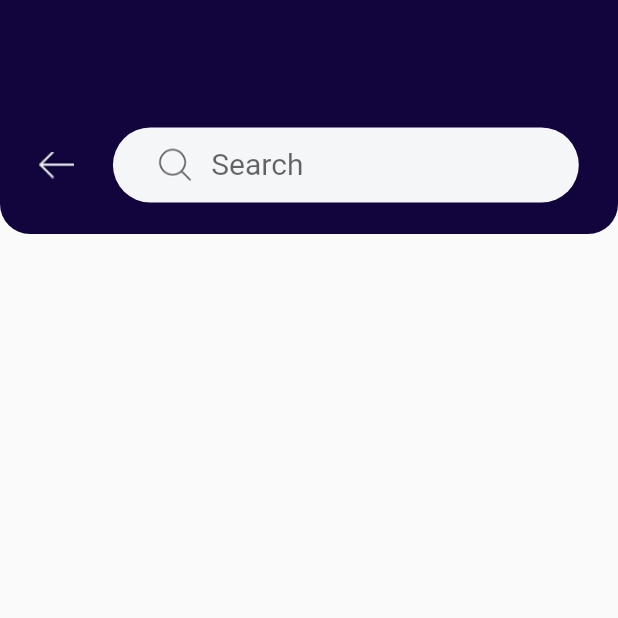
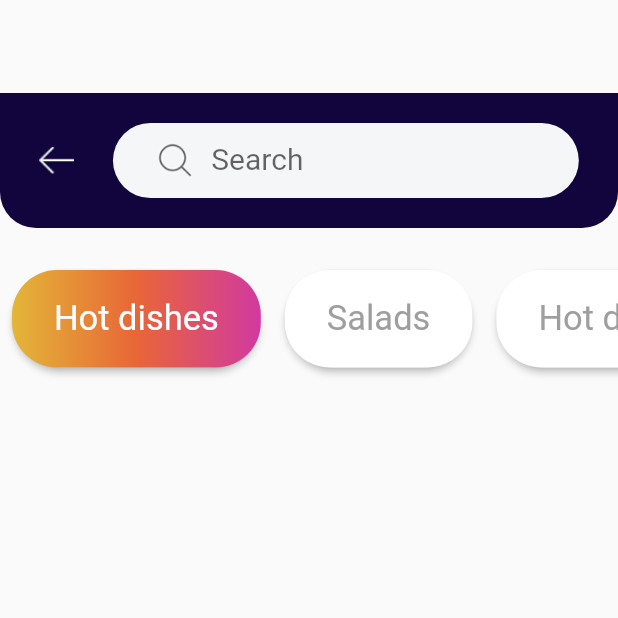
Before and after one commit to ucmonks/Events_access, a Flutter app: the screen it shows after launch, on a phone screen of 412 x 824 dp, the top half of it. Run offline on Flutter 3.47's test engine with Material 2 defaults, Android fonts, the phone set to English and light mode, and no system bars.

Commit message:
Second Row Added

```diff
--- a/lib/main.dart
+++ b/lib/main.dart
@@ -15,12 +15,12 @@ class MyApp extends StatelessWidget {
           child: Column(
             children: [
               SizedBox(
-                height: 85,
+                height: 62,
               ),
-              Row(
+              Container(
+                child: Row(
                   mainAxisAlignment: MainAxisAlignment.spaceEvenly,
                   children: [
-
                     Container(
                         height: 18,
                         child: Image.asset("assets/images/backico.png")),
@@ -54,20 +54,74 @@ class MyApp extends StatelessWidget {
                       ),
                       decoration: BoxDecoration(
                           color: BackgrndCol,
-                        borderRadius: BorderRadius.circular(30)),
+                          borderRadius: BorderRadius.circular(35)),
                     )
                   ],
                 ),
-            ],
-          ),
-          height: 156,
+                height: 90,
                 decoration: BoxDecoration(
                   color: AppbarCol,
                   borderRadius: BorderRadius.only(
-                bottomLeft: Radius.circular(20),
-                bottomRight: Radius.circular(20),
-              )),
+                    bottomLeft: Radius.circular(24),
+                    bottomRight: Radius.circular(24),
                   ),
+                ),
+              ),
+              SizedBox(
+                height: 20,
+              ),
+              SingleChildScrollView(
+                scrollDirection: Axis.horizontal,
+                physics: BouncingScrollPhysics(),
+                child: Row(
+                  mainAxisAlignment: MainAxisAlignment.spaceEvenly,
+                  children: [
+                    buildRaisedButtonTop("Hot dishes", isSelected: true),
+                    buildRaisedButtonTop("Salads"),
+                    buildRaisedButtonTop("Hot drink"),
+                    buildRaisedButtonTop("Cold drink"),
+                  ],
+                ),
+              )
+            ],
+          ),
+        ),
+      ),
+    );
+  }
+
+  Padding buildRaisedButtonTop(String txt, {bool isSelected = false}) {
+    return Padding(
+      padding: const EdgeInsets.all(8.0),
+      child: RaisedButton(
+        textColor: isSelected ? Colors.white : Colors.grey,
+        padding: EdgeInsets.all(0.0),
+        shape: StadiumBorder(),
+        child: Container(
+          decoration: BoxDecoration(
+            borderRadius: BorderRadius.circular(30),
+            gradient: LinearGradient(
+              colors: isSelected
+                  ? <Color>[
+                      Color(0xFFe3b638),
+                      Color(0xFFe86637),
+                      Color(0xFFd239a1),
+                    ]
+                  : <Color>[
+                      Color(0xFFFFFFFF),
+                      Color(0xFFFFFFFF),
+                    ],
+            ),
+          ),
+          child: Text(
+            txt,
+            style: TextStyle(fontSize: 23,fontWeight: FontWeight.w400),
+          ),
+          padding: EdgeInsets.symmetric(horizontal: 28, vertical: 19.0),
+        ),
+        onPressed: () {
+          print("pressed $txt");
+        },
       ),
     );
   }
```
Lines whose indentation alone changed are shown as unchanged.
